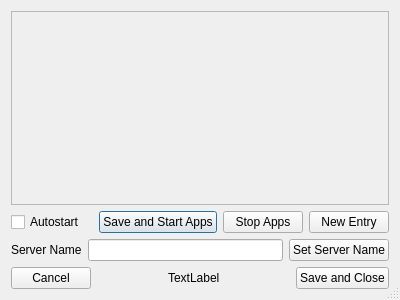
The window that mqt/MqtBase/StartConfig.ui (Rsclub22/Minos2-Mirror) describes before a commit, drawn with Qt 5.
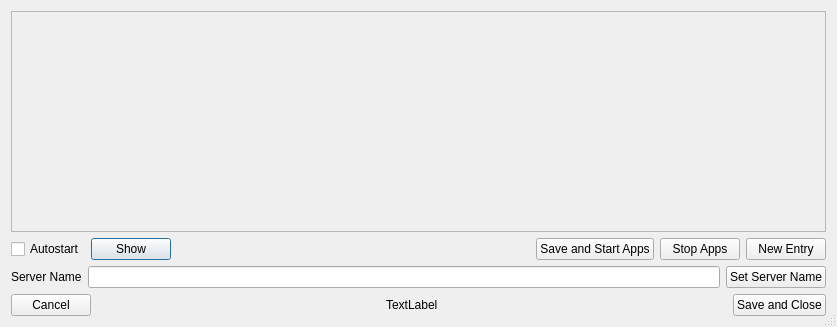
The same window after the commit.

Commit message: Show/hide on both startconfig and STARTCONFIGMANAGER

```diff
--- a/mqt/MqtBase/StartConfig.ui
+++ b/mqt/MqtBase/StartConfig.ui
@@ -6,8 +6,8 @@
    <rect>
     <x>0</x>
     <y>0</y>
-    <width>400</width>
-    <height>300</height>
+    <width>837</width>
+    <height>327</height>
    </rect>
   </property>
   <property name="windowTitle">
@@ -27,8 +27,8 @@
        <rect>
         <x>0</x>
         <y>0</y>
-        <width>380</width>
-        <height>190</height>
+        <width>815</width>
+        <height>200</height>
        </rect>
       </property>
      </widget>
@@ -43,6 +43,13 @@
        </property>
       </widget>
      </item>
+     <item>
+      <widget class="QPushButton" name="showButton">
+       <property name="text">
+        <string>Show</string>
+       </property>
+      </widget>
+     </item>
      <item>
       <spacer name="horizontalSpacer_2">
        <property name="orientation">
```
The commit also changes 4 other files.
